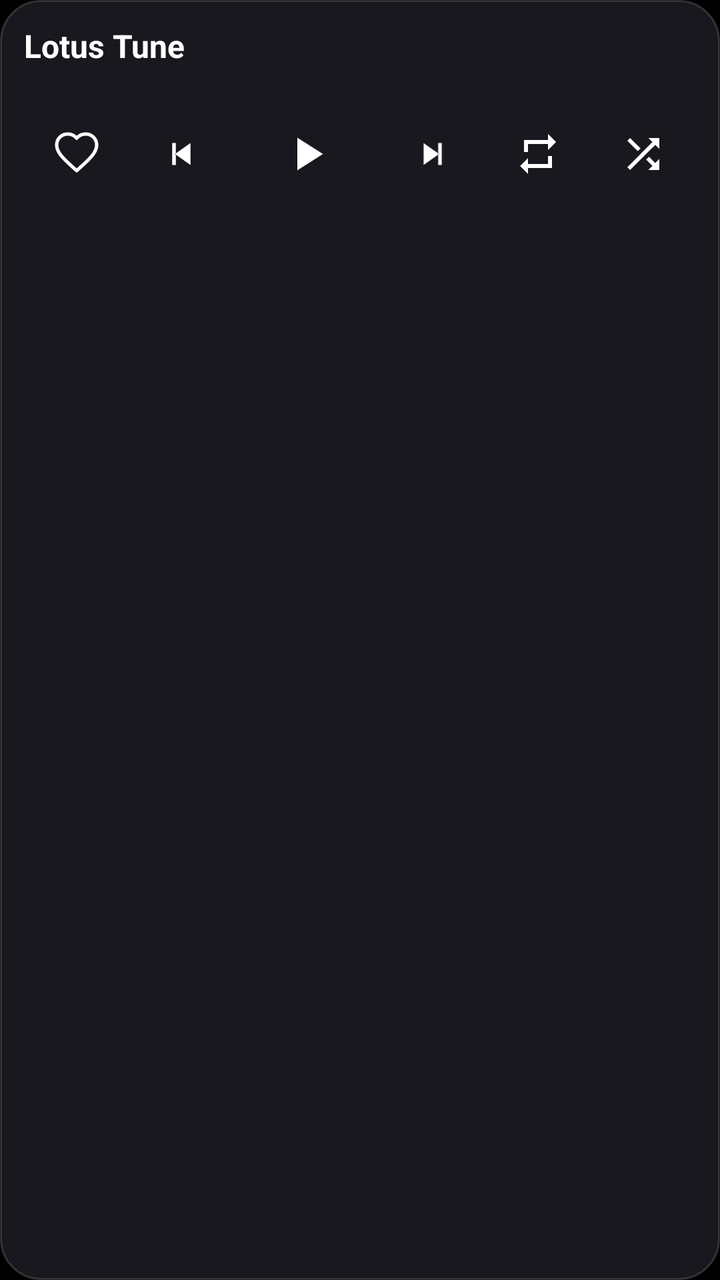
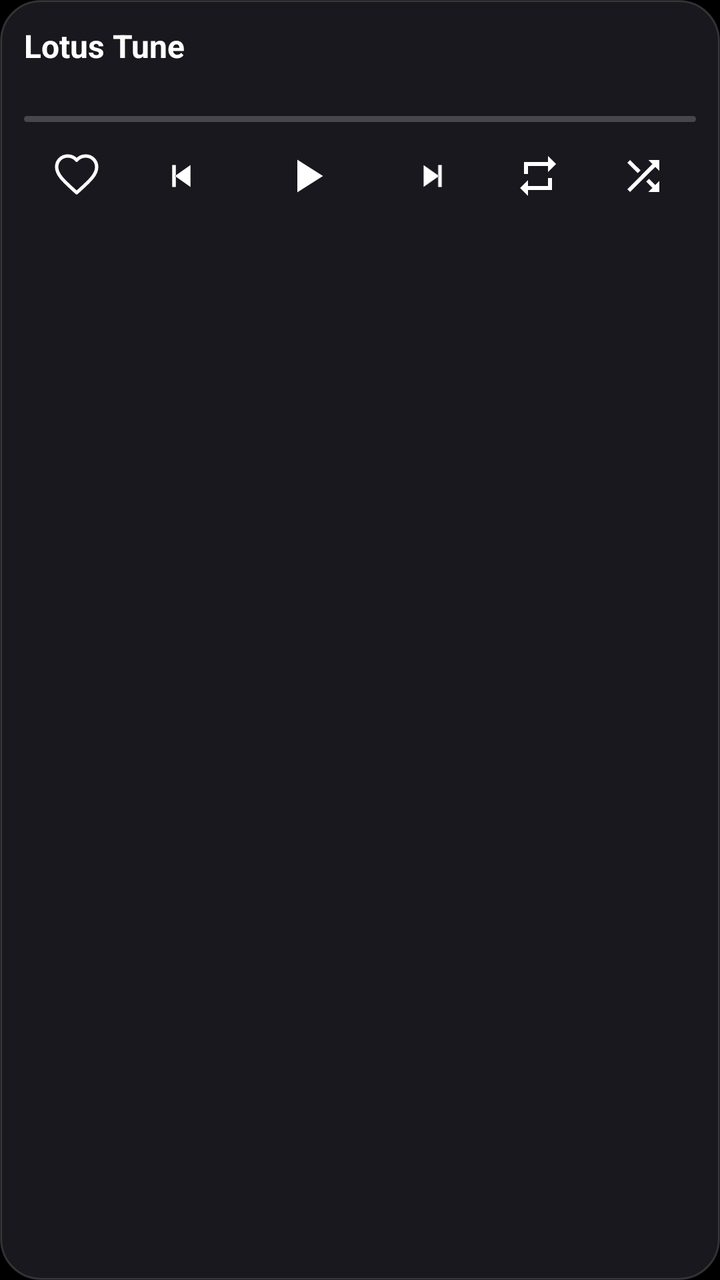

Before-and-after screenshots of an Android layout around one commit, followed by the original layout XML and the change that was made.
<!-- AndroidManifest.xml: application theme android:Theme.NoTitleBar -->
<!-- res/layout/widget_player.xml -->
<?xml version="1.0" encoding="utf-8"?>
<LinearLayout xmlns:android="http://schemas.android.com/apk/res/android"
    android:layout_width="match_parent"
    android:layout_height="match_parent"
    android:orientation="vertical"
    android:background="@drawable/widget_bg"
    android:padding="12dp">

    <LinearLayout
        android:layout_width="match_parent"
        android:layout_height="wrap_content"
        android:orientation="horizontal"
        android:gravity="center_vertical">

        <ImageView
            android:id="@+id/w_art"
            android:layout_width="56dp"
            android:layout_height="56dp"
            android:layout_marginEnd="12dp"
            android:scaleType="centerCrop"
            android:contentDescription="Caratula"
            android:visibility="gone" />

        <LinearLayout
            android:layout_width="0dp"
            android:layout_height="wrap_content"
            android:layout_weight="1"
            android:orientation="vertical">

            <TextView
                android:id="@+id/w_title"
                android:layout_width="match_parent"
                android:layout_height="wrap_content"
                android:maxLines="1"
                android:ellipsize="end"
                android:textColor="#FFFFFFFF"
                android:textSize="16sp"
                android:textStyle="bold"
                android:text="Lotus Tune" />

            <TextView
                android:id="@+id/w_artist"
                android:layout_width="match_parent"
                android:layout_height="wrap_content"
                android:maxLines="1"
                android:ellipsize="end"
                android:textColor="#B3FFFFFF"
                android:textSize="12sp"
                android:text="" />
        </LinearLayout>
    </LinearLayout>

    <LinearLayout
        android:layout_width="match_parent"
        android:layout_height="46dp"
        android:layout_marginTop="4dp"
        android:orientation="horizontal"
        android:gravity="center_vertical">

        <ImageView
            android:id="@+id/w_fav"
            android:layout_width="0dp"
            android:layout_height="match_parent"
            android:layout_weight="1"
            android:padding="11dp"
            android:scaleType="fitCenter"
            android:contentDescription="Me gusta"
            android:src="@drawable/ic_w_heart_outline" />

        <ImageView
            android:id="@+id/w_prev"
            android:layout_width="0dp"
            android:layout_height="match_parent"
            android:layout_weight="1"
            android:padding="12dp"
            android:scaleType="fitCenter"
            android:contentDescription="Anterior"
            android:src="@drawable/ic_w_prev" />

        <ImageView
            android:id="@+id/w_play"
            android:layout_width="0dp"
            android:layout_height="match_parent"
            android:layout_weight="1.4"
            android:padding="9dp"
            android:scaleType="fitCenter"
            android:contentDescription="Reproducir"
            android:src="@drawable/ic_w_play" />

        <ImageView
            android:id="@+id/w_next"
            android:layout_width="0dp"
            android:layout_height="match_parent"
            android:layout_weight="1"
            android:padding="12dp"
            android:scaleType="fitCenter"
            android:contentDescription="Siguiente"
            android:src="@drawable/ic_w_next" />

        <ImageView
            android:id="@+id/w_repeat"
            android:layout_width="0dp"
            android:layout_height="match_parent"
            android:layout_weight="1"
            android:padding="11dp"
            android:scaleType="fitCenter"
            android:contentDescription="Bucle"
            android:src="@drawable/ic_w_repeat" />

        <ImageView
            android:id="@+id/w_shuffle"
            android:layout_width="0dp"
            android:layout_height="match_parent"
            android:layout_weight="1"
            android:padding="11dp"
            android:scaleType="fitCenter"
            android:contentDescription="Aleatorio"
            android:src="@drawable/ic_w_shuffle" />
    </LinearLayout>
</LinearLayout>
<!-- resources referenced by this layout -->
<resources>
  <!-- drawable ic_w_heart_outline (drawable) -->
  <?xml version="1.0" encoding="utf-8"?>
  <vector xmlns:android="http://schemas.android.com/apk/res/android"
      android:width="24dp"
      android:height="24dp"
      android:viewportWidth="24"
      android:viewportHeight="24">
      <path android:strokeColor="#FFFFFFFF" android:strokeWidth="1.7" android:fillColor="#00000000" android:pathData="M12,20.35l-1.45,-1.32C5.4,14.36 2,11.28 2,7.5 2,4.42 4.42,2 7.5,2c1.74,0 3.41,0.81 4.5,2.09C13.09,2.81 14.76,2 16.5,2 19.58,2 22,4.42 22,7.5c0,3.78 -3.4,6.86 -8.55,11.54L12,20.35z" android:strokeLineJoin="round" />
  
  </vector>
  <!-- drawable ic_w_next (drawable) -->
  <?xml version="1.0" encoding="utf-8"?>
  <vector xmlns:android="http://schemas.android.com/apk/res/android"
      android:width="24dp"
      android:height="24dp"
      android:viewportWidth="24"
      android:viewportHeight="24">
      <path android:fillColor="#FFFFFFFF" android:pathData="M17,6h-2v12h2zM7,6l8.5,6L7,18z" />
  
  </vector>
  <!-- drawable ic_w_play (drawable) -->
  <?xml version="1.0" encoding="utf-8"?>
  <vector xmlns:android="http://schemas.android.com/apk/res/android"
      android:width="24dp"
      android:height="24dp"
      android:viewportWidth="24"
      android:viewportHeight="24">
      <path android:fillColor="#FFFFFFFF" android:pathData="M8,5v14l11,-7z" />
  
  </vector>
  <!-- drawable ic_w_prev (drawable) -->
  <?xml version="1.0" encoding="utf-8"?>
  <vector xmlns:android="http://schemas.android.com/apk/res/android"
      android:width="24dp"
      android:height="24dp"
      android:viewportWidth="24"
      android:viewportHeight="24">
      <path android:fillColor="#FFFFFFFF" android:pathData="M7,6h2v12H7zM17,6l-8.5,6 8.5,6z" />
  
  </vector>
  <!-- drawable ic_w_repeat (drawable) -->
  <?xml version="1.0" encoding="utf-8"?>
  <vector xmlns:android="http://schemas.android.com/apk/res/android"
      android:width="24dp"
      android:height="24dp"
      android:viewportWidth="24"
      android:viewportHeight="24">
      <path android:fillColor="#FFFFFFFF" android:pathData="M7,7h10v3l4,-4 -4,-4v3H5v6h2V7zM17,17H7v-3l-4,4 4,4v-3h12v-6h-2v4z" />
  
  </vector>
  <!-- drawable ic_w_shuffle (drawable) -->
  <?xml version="1.0" encoding="utf-8"?>
  <vector xmlns:android="http://schemas.android.com/apk/res/android"
      android:width="24dp"
      android:height="24dp"
      android:viewportWidth="24"
      android:viewportHeight="24">
      <path android:fillColor="#FFFFFFFF" android:pathData="M10.59,9.17L5.41,4 4,5.41l5.17,5.17 1.42,-1.41zM14.5,4l2.04,2.04L4,18.59 5.41,20 17.96,7.46 20,9.5V4h-5.5zM14.83,13.41l-1.41,1.41 3.13,3.13L14.5,20H20v-5.5l-2.04,2.04 -3.13,-3.13z" />
  
  </vector>
  <!-- drawable widget_bg (drawable) -->
  <?xml version="1.0" encoding="utf-8"?>
  <shape xmlns:android="http://schemas.android.com/apk/res/android"
      android:shape="rectangle">
      <solid android:color="#F21A1A20" />
      <corners android:radius="20dp" />
      <stroke
          android:width="1dp"
          android:color="#26FFFFFF" />
  </shape>
</resources>

<!-- the commit's change to res/layout/widget_player.xml (unified diff, before → after) -->
@@ -49,6 +49,18 @@
                 android:text="" />
         </LinearLayout>
     </LinearLayout>
+
+    
+    <ProgressBar
+        android:id="@+id/w_progress"
+        style="?android:attr/progressBarStyleHorizontal"
+        android:layout_width="match_parent"
+        android:layout_height="3dp"
+        android:layout_marginTop="8dp"
+        android:max="1000"
+        android:progress="0"
+        android:progressTint="#FFE0525F"
+        android:progressBackgroundTint="#33FFFFFF" />
 
     <LinearLayout
         android:layout_width="match_parent"
